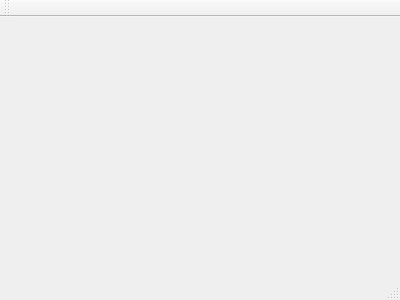
First picture: the form in mainwindow.ui, repository spadea96334/PoeLabDownloader, before the edit.
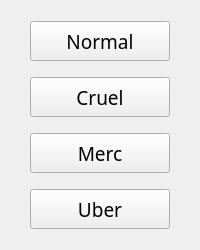
Second picture: the form after the edit.

Patch:
```diff
--- a/mainwindow.ui
+++ b/mainwindow.ui
@@ -1,24 +1,144 @@
 <ui version="4.0">
  <class>MainWindow</class>
- <widget class="QMainWindow" name="MainWindow" >
-  <property name="geometry" >
+ <widget class="QMainWindow" name="MainWindow">
+  <property name="geometry">
    <rect>
     <x>0</x>
     <y>0</y>
-    <width>400</width>
-    <height>300</height>
+    <width>200</width>
+    <height>250</height>
    </rect>
   </property>
-  <property name="windowTitle" >
-   <string>MainWindow</string>
+  <property name="sizePolicy">
+   <sizepolicy hsizetype="Preferred" vsizetype="Preferred">
+    <horstretch>0</horstretch>
+    <verstretch>0</verstretch>
+   </sizepolicy>
   </property>
-  <widget class="QMenuBar" name="menuBar" />
-  <widget class="QToolBar" name="mainToolBar" />
-  <widget class="QWidget" name="centralWidget" />
-  <widget class="QStatusBar" name="statusBar" />
+  <property name="minimumSize">
+   <size>
+    <width>200</width>
+    <height>250</height>
+   </size>
+  </property>
+  <property name="baseSize">
+   <size>
+    <width>0</width>
+    <height>0</height>
+   </size>
+  </property>
+  <property name="windowTitle">
+   <string>LabDownloader</string>
+  </property>
+  <property name="styleSheet">
+   <string notr="true"/>
+  </property>
+  <widget class="QWidget" name="centralWidget">
+   <layout class="QVBoxLayout" name="verticalLayout_3">
+    <property name="leftMargin">
+     <number>30</number>
+    </property>
+    <property name="rightMargin">
+     <number>30</number>
+    </property>
+    <item>
+     <widget class="QPushButton" name="pushButton">
+      <property name="sizePolicy">
+       <sizepolicy hsizetype="Minimum" vsizetype="Fixed">
+        <horstretch>0</horstretch>
+        <verstretch>0</verstretch>
+       </sizepolicy>
+      </property>
+      <property name="minimumSize">
+       <size>
+        <width>0</width>
+        <height>40</height>
+       </size>
+      </property>
+      <property name="font">
+       <font>
+        <family>微軟正黑體</family>
+        <pointsize>14</pointsize>
+       </font>
+      </property>
+      <property name="text">
+       <string>Normal</string>
+      </property>
+      <property name="labIndex" stdset="0">
+       <number>0</number>
+      </property>
+     </widget>
+    </item>
+    <item>
+     <widget class="QPushButton" name="pushButton_3">
+      <property name="minimumSize">
+       <size>
+        <width>0</width>
+        <height>40</height>
+       </size>
+      </property>
+      <property name="font">
+       <font>
+        <family>微軟正黑體</family>
+        <pointsize>14</pointsize>
+       </font>
+      </property>
+      <property name="text">
+       <string>Cruel</string>
+      </property>
+      <property name="labIndex" stdset="0">
+       <number>1</number>
+      </property>
+     </widget>
+    </item>
+    <item>
+     <widget class="QPushButton" name="pushButton_2">
+      <property name="minimumSize">
+       <size>
+        <width>0</width>
+        <height>40</height>
+       </size>
+      </property>
+      <property name="font">
+       <font>
+        <family>微軟正黑體</family>
+        <pointsize>14</pointsize>
+       </font>
+      </property>
+      <property name="text">
+       <string>Merc</string>
+      </property>
+      <property name="labIndex" stdset="0">
+       <number>2</number>
+      </property>
+     </widget>
+    </item>
+    <item>
+     <widget class="QPushButton" name="pushButton_4">
+      <property name="minimumSize">
+       <size>
+        <width>0</width>
+        <height>40</height>
+       </size>
+      </property>
+      <property name="font">
+       <font>
+        <family>微軟正黑體</family>
+        <pointsize>14</pointsize>
+       </font>
+      </property>
+      <property name="text">
+       <string>Uber</string>
+      </property>
+      <property name="labIndex" stdset="0">
+       <number>3</number>
+      </property>
+     </widget>
+    </item>
+   </layout>
+  </widget>
  </widget>
- <layoutDefault spacing="6" margin="11" />
- <pixmapfunction></pixmapfunction>
+ <layoutdefault spacing="6" margin="11"/>
  <resources/>
  <connections/>
 </ui>
```
Left out of the diff: 71 changed lines with no effect on the pictures.
